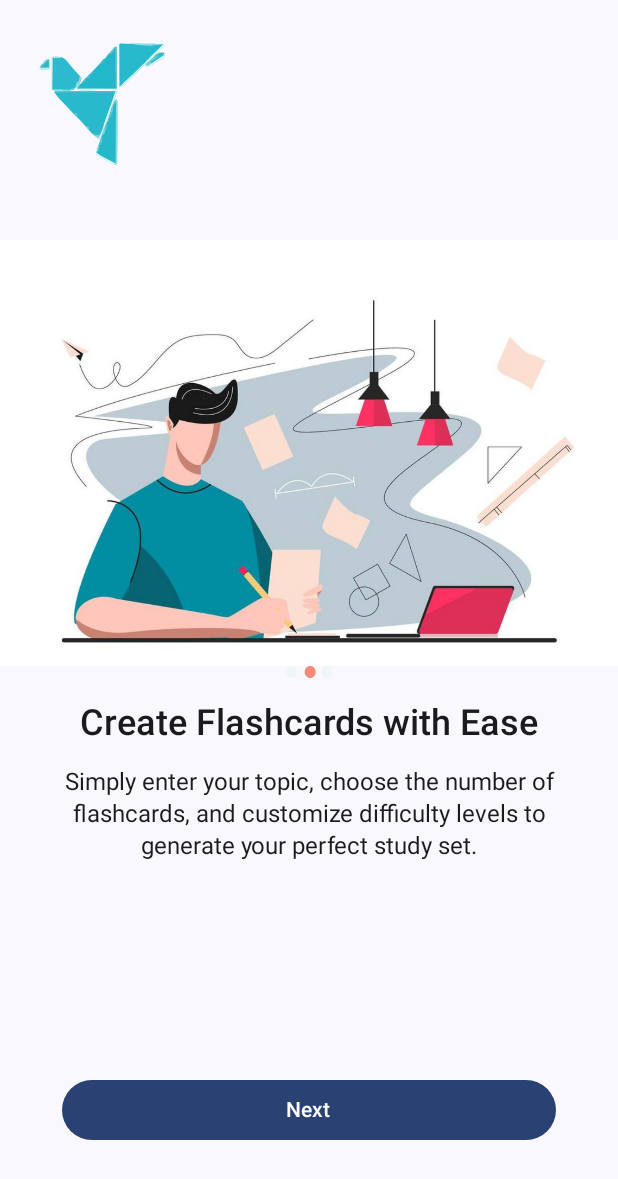
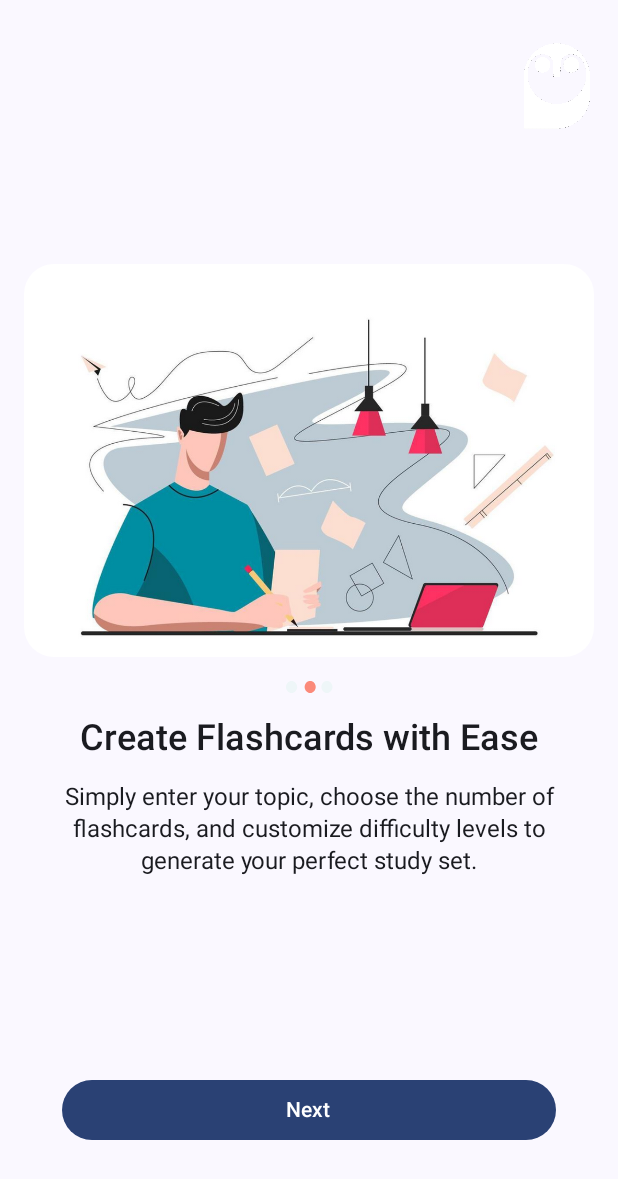
Before and after one commit to hemang-mishra/Hexagraph, an Android app built with Jetpack Compose: the screen it shows after launch (MainActivity), after a tap on "Next", on a phone screen of 412 x 824 dp. Shown: the top 1179 px of the screen. Run offline under Robolectric (Android 15) with nearby library versions, the phone set to English and light mode, and no system bars; our stand-ins replace Dagger/Hilt's generated code, Firebase (no records; nobody signed in at launch, a user with empty details on screens opened directly).

Commit message:
onboarding owl logo

```diff
--- a/app/src/main/java/com/hexagraph/pattagobhi/ui/screens/authentication/login/LoginScreen.kt
+++ b/app/src/main/java/com/hexagraph/pattagobhi/ui/screens/authentication/login/LoginScreen.kt
@@ -222,7 +222,7 @@ fun LogInScreen(viewModel: LoginViewModel = hiltViewModel(), navController: NavC
             ) {
                 Spacer(modifier = Modifier.fillMaxHeight(0.07f))
                 Image(
-                    painter = painterResource(id = R.drawable.bird_icon_bg_remove),
+                    painter = painterResource(id = R.drawable.owl_white),
                     contentDescription = stringResource(R.string.logo_name),
                     colorFilter = ColorFilter.tint(Color(0xffeef6f8)),
                     modifier = Modifier
--- a/app/src/main/java/com/hexagraph/pattagobhi/ui/screens/onboarding/OnboardingScreen.kt
+++ b/app/src/main/java/com/hexagraph/pattagobhi/ui/screens/onboarding/OnboardingScreen.kt
@@ -17,6 +17,7 @@ import androidx.compose.foundation.layout.padding
 import androidx.compose.foundation.layout.size
 import androidx.compose.foundation.layout.width
 import androidx.compose.foundation.layout.widthIn
+import androidx.compose.foundation.shape.RoundedCornerShape
 import androidx.compose.material3.Scaffold
 import androidx.compose.material3.Text
 import androidx.compose.runtime.Composable
@@ -26,6 +27,7 @@ import androidx.compose.runtime.remember
 import androidx.compose.runtime.setValue
 import androidx.compose.ui.Alignment
 import androidx.compose.ui.Modifier
+import androidx.compose.ui.draw.clip
 import androidx.compose.ui.res.painterResource
 import androidx.compose.ui.text.TextStyle
 import androidx.compose.ui.text.font.FontWeight
@@ -48,7 +50,7 @@ fun OnBoardingScreen(navController: NavController) {
                 .fillMaxSize()
                 .padding(it)
         ) {
-            Column(modifier = Modifier.fillMaxWidth()) {
+            Column(modifier = Modifier.fillMaxWidth(), horizontalAlignment = Alignment.End) {
                 Spacer(modifier = Modifier.height(16.dp))
                 Logo(
                     modifier = Modifier.padding(start = 16.dp)
@@ -95,11 +97,11 @@ fun OnBoardingScreen(navController: NavController) {
 private fun Logo(modifier: Modifier) {
 
     Image(
-        painter = painterResource(id = R.drawable.bird_icon_bg_remove),
+        painter = painterResource(id = R.drawable.owl_white),
         contentDescription = null,
         modifier = modifier
             .padding(1.dp)
-            .size(100.dp)
+            .size(80.dp)
     )
 }
 
@@ -110,9 +112,8 @@ private fun ImageGroupS1(modifier: Modifier) {
         painter = painterResource(id = R.drawable.welcome_splash),
         contentDescription = null,
         modifier = modifier
-            .padding(1.dp)
-            .width(245.dp)
-            .height(206.dp)
+            .padding(16.dp)
+            .clip(RoundedCornerShape(20.dp))
     )
 }
 
@@ -135,7 +136,9 @@ private fun GroupCenterS2(modifier: Modifier) {
         Image(
             painter = painterResource(id = R.drawable.welcome_splash),
             contentDescription = null,
-            modifier = Modifier.align(Alignment.Center)
+            modifier = modifier
+                .padding(16.dp)
+                .clip(RoundedCornerShape(20.dp))
         )
     }
 }
@@ -147,10 +150,9 @@ private fun GroupCenterS3(modifier: Modifier) {
         Image(
             painter = painterResource(id = R.drawable.welcome_splash),
             contentDescription = null,
-            modifier = Modifier
-                .align(Alignment.Center)
-                .height(250.dp)
-                .width(300.dp)
+            modifier = modifier
+                .padding(16.dp)
+                .clip(RoundedCornerShape(20.dp))
         )
     }
 }
```
